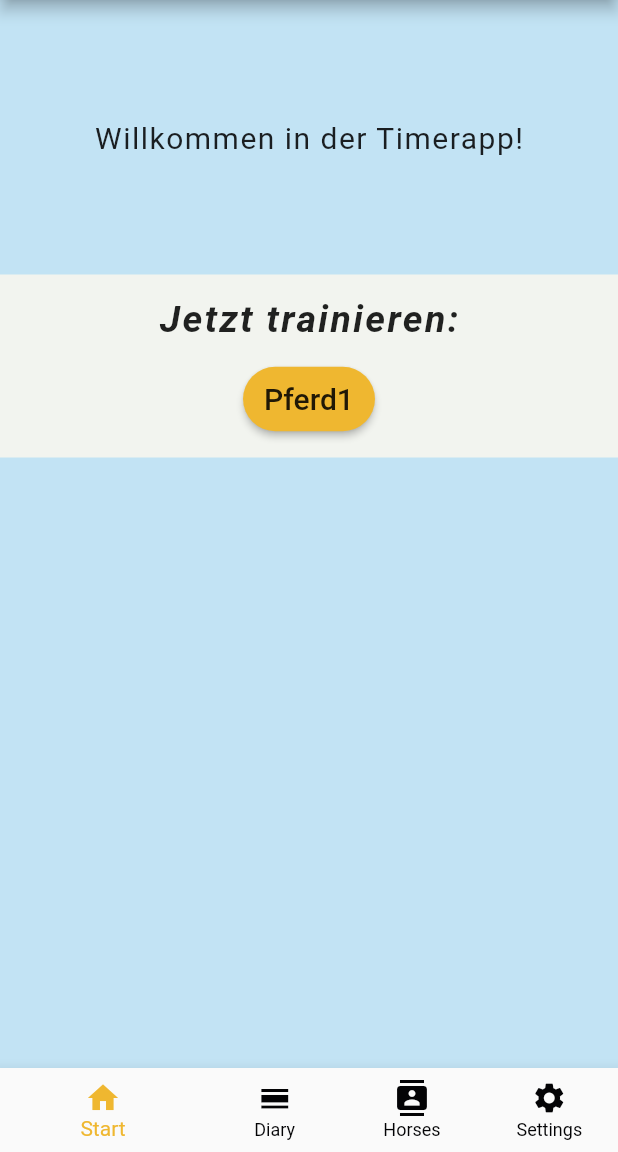
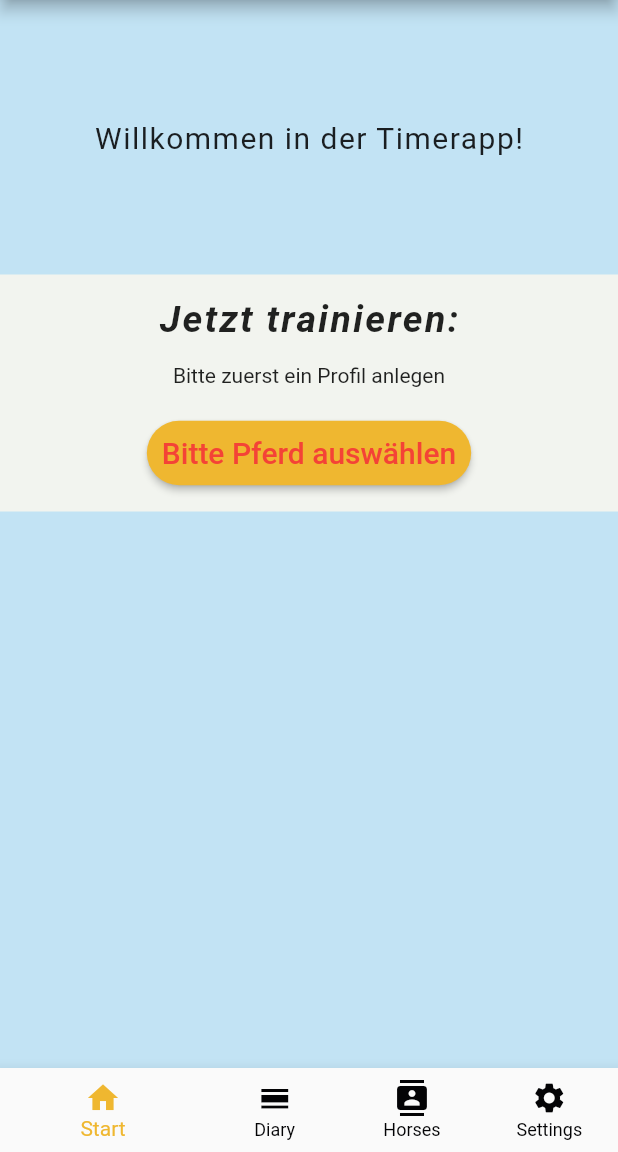
Before and after one commit to berithaller/haller-flf-training-app, a Flutter app: the screen it shows after launch, on a phone screen of 412 x 824 dp, the part 84-1236 px from its top. Run offline on Flutter 3.47's test engine with Material 2 defaults, Android fonts, the phone set to English and light mode, and no system bars; our stand-ins replace datetime_picker_formfield, flutter_tts, geolocator, image_picker; accounts and stored records are empty.

Commit message:
Verbindung von Profilen und Training, Reparieren von Datum,
Photos von Gallery, erstellen Dropdown HomeScreen

```diff
--- a/lib/main.dart
+++ b/lib/main.dart
@@ -1,5 +1,3 @@
-import 'package:flftrainingapp/services.dart';
-
 ///
 /// The foundation of any Flutter app, the main.dart file, should hold very little code and only serve as an overview to an app.
 ///
@@ -9,7 +7,10 @@ import 'package:flftrainingapp/services.dart';
 /// @see https://medium.com/flutter-community/flutter-code-organization-de3a4c219149
 ///
 import 'package:flutter/material.dart';
+import 'package:provider/provider.dart';
 import 'package:flftrainingapp/screens.dart';
+import 'package:flftrainingapp/models.dart';
+import 'package:flftrainingapp/services.dart';
 
 //import Url of training_page for routing
 //import 'package:haller-flf-training-app/training_page.dart';
@@ -22,7 +23,7 @@ class MyApp extends StatelessWidget {
   // This widget is the root of your application.
   @override
   Widget build(BuildContext context) {
-    return MaterialApp(
+    final MaterialApp _app = MaterialApp(
       title: 'Equiapp',
       theme: MyColors.mybasicTheme(
 
@@ -44,6 +45,15 @@ class MyApp extends StatelessWidget {
       // routes: {
       //   '/training_page': (context) => Training(),
     );
+
+    final MultiProvider _commonStateProvider = new MultiProvider(
+        // list of observable providers
+        providers: [
+          ChangeNotifierProvider<CurrentState>(
+              create: (_) => new CurrentState())
+        ], child: _app);
+
+    return _commonStateProvider;
   }
 }
 
--- a/lib/models.dart
+++ b/lib/models.dart
@@ -11,3 +11,4 @@ export 'src/models/training_level_definition.dart';
 export 'src/models/training.dart';
 export 'src/models/training_execution.dart';
 export 'src/models/settings.dart';
+export 'src/models/current_state.dart';
--- /dev/null
+++ b/lib/src/models/current_state.dart
@@ -0,0 +1,22 @@
+///
+/// Holds the current interactive state of the app, such as
+/// - the currently selected profile or null
+///
+import 'package:flutter/foundation.dart';
+import 'package:flftrainingapp/models.dart';
+
+class CurrentState extends ChangeNotifier {
+  /// Contains the currently selected profile, but is initially null.
+  /// The object reference shall always point to an entry in the profile service's profileList.
+  Profile _currentProfile;
+
+  Profile get currentProfile => _currentProfile;
+  set currentProfile(Profile newProfile) {
+    // if - for whatever reason - we're setting the same profile again,
+    // nothing shall happen. I. e. no listeners shall get notified.
+    if (_currentProfile != newProfile) {
+      _currentProfile = newProfile;
+      notifyListeners();
+    }
+  }
+}
--- a/lib/src/screens/home_screen.dart
+++ b/lib/src/screens/home_screen.dart
@@ -1,11 +1,12 @@
+///
+/// Home Screen
+///
+import 'package:flftrainingapp/models.dart';
 import 'package:flftrainingapp/screens.dart';
 import 'package:flftrainingapp/services.dart';
 import 'package:flutter/cupertino.dart';
 import 'package:flutter/material.dart';
-///
-/// Home Screen
-///
-
+import 'package:provider/provider.dart';
 
 class HomeScreen extends StatefulWidget {
   @protected
@@ -14,6 +15,9 @@ class HomeScreen extends StatefulWidget {
 }
 
 class _HomeState extends State<HomeScreen> {
+  final ProfileService _profileService =
+      ApplicationContext().get(name: "profileService");
+
   @protected
   @override
   void initState() {
@@ -26,6 +30,10 @@ class _HomeState extends State<HomeScreen> {
 
   @override
   Widget build(BuildContext context) {
+    // Access to the "current state"
+    final CurrentState _currentState = Provider.of<CurrentState>(context);
+    assert(_currentState != null);
+
 //ListView does not work, in any way, at all
 // no plan what ListBody does, it is not scrollable either, but at least there is no exception
     return Column(
@@ -50,15 +58,20 @@ class _HomeState extends State<HomeScreen> {
               SizedBox(
                 height: 15,
               ),
+              getProfileSelector(context, _currentState),
+              SizedBox(
+                height: 20,
+              ),
               RaisedButton(
                 shape: RoundedRectangleBorder(
                   borderRadius: BorderRadius.circular(30.0),
                 ),
                 padding: EdgeInsets.all(10),
                 color: MyColors.buttoncolor,
-                child: Text("Pferd1", style: TextStyle(fontSize: 20)),
+                child: getCurrentProfileButton(context, _currentState),
                 onPressed: () {
-                  _push(TrainingPage());
+                  // TODO only allow push if _currentState.currentProfile is not null
+                  _navigationPush(TrainingPage());
                 },
               ),
             ],
@@ -68,9 +81,67 @@ class _HomeState extends State<HomeScreen> {
     );
   }
 
+  ///
+  /// Return a widget representing the currently selected profile.
+  ///
+  Widget getCurrentProfileButton(
+      BuildContext context, CurrentState currentState) {
+    assert(currentState != null);
+
+    Widget result;
+    final Profile currentProfile = currentState.currentProfile;
+    if (currentProfile == null) {
+      result = new Text("Bitte Pferd auswählen",
+          style: TextStyle(color: Colors.red, fontSize: 20));
+    } else {
+      result = new Text(currentProfile.name + " jetzt trainieren",
+          style: TextStyle(fontSize: 20));
+    }
+    return result;
+  }
+
+  //
+  // Returns a complex widget tree with controls configured to
+  // select a single profile as the current one.
+  //
+  Widget getProfileSelector(BuildContext context, CurrentState currentState) {
+    // 1 - get the current profiles
+    final ProfileList _profileList = _profileService.getProfileList();
+
+    Widget result;
+    if (_profileList.isEmpty) {
+      // 1.1 - if there are no widgets, just return a static text telling the user what to do to get new profiles
+      result = new Text("Bitte zuerst ein Profil anlegen");
+    } else {
+      // 1.2 - Create a configured DropdownMenuItem for each profile
+      final List<DropdownMenuItem<Profile>> _items = _profileList.items
+          .map((e) =>
+              new DropdownMenuItem<Profile>(child: new Text(e.name), value: e))
+          .toList();
+
+      result = new DropdownButton<Profile>(
+        items: _items,
+        value: currentState.currentProfile,
+        style: TextStyle(color: MyColors.darkcontrastcolor, fontSize: 20),
+        underline: Container(
+          height: 2,
+          color: MyColors.buttoncolor,
+        ),
+        icon: Icon(Icons.arrow_downward, color: MyColors.buttoncolor,size: 20,),
+        onChanged: (final Profile selectedProfile) {
+          setState(() {
+            currentState.currentProfile = selectedProfile;
+          });
+        },
+      );
+    }
+
+    return result;
+  }
+
   //MaterialPageRoute takes care of creating a new route to be pushed
   //Navigator.of(context) finds a Navigator up in the widget tree and uses it to push the new route
-  void _push(var constructor) {
+  void _navigationPush(var constructor) {
     Navigator.of(context).push(MaterialPageRoute(
       builder: (context) => constructor,
     ));
--- a/lib/src/services/profile_service.dart
+++ b/lib/src/services/profile_service.dart
@@ -10,15 +10,19 @@ class ProfileService {
   /// in-memory copy of all known profiles
   final ProfileList _profileList = new ProfileList();
 
-  ///
-  /// Get all stored profiles
-  ///
-  Future<ProfileList> getProfileList() async {
+  void loadExampleProfiles() async {
     if (_profileList.isEmpty) {
       _profileList.add(Profile.createNew("Hupfi 1"));
       _profileList.add(Profile.createNew("Hupfi 2"));
       _profileList.add(Profile.createNew("Hupfi 3"));
     }
+  }
+
+  ///
+  /// Get all stored profiles.
+  /// Never returns null, but an empty list.
+  ///
+  ProfileList getProfileList() {
     return _profileList;
   }
 }
```
Also changed, not shown: lib/src/models/generic_list.dart (+9 -4 lines), lib/src/models/training_execution.dart (+6 -5 lines), lib/src/screens/profile_details_page.dart (+26 -17 lines), lib/src/screens/profiles_list_screen.dart (+42 -39 lines), lib/src/screens/training_page.dart (+28 -13 lines), lib/src/services/training_builder.dart (+5 -3 lines), pubspec.yaml (+8 -2 lines), assets/horseSilhouette.webp (added), 3 other files.
